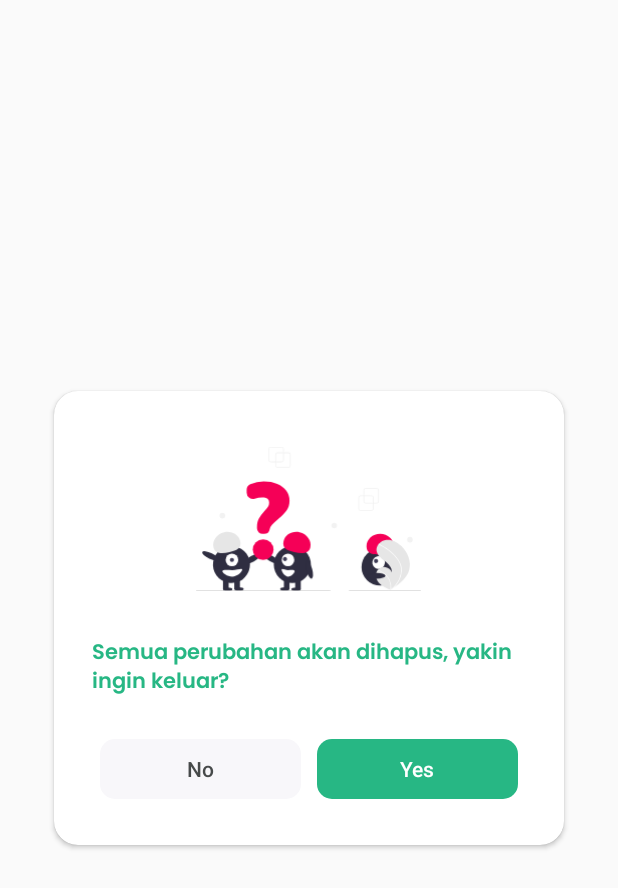
After one commit to BeningDev/Lucky-Wheel, an Android app: the layout dialog.xml on its own in the app's theme, with its tools: preview values and no code run, on a phone screen of 412 x 824 dp. The commit adds this screen. Shown: the top 888 px of the screen. Run offline under Robolectric (Android 15) with nearby library versions, the phone set to English and light mode, and no system bars.

Commit message:
add google ads | admob

```diff
--- a/app/build.gradle
+++ b/app/build.gradle
@@ -11,7 +11,7 @@ android {
         applicationId "com.bening.luckywheel"
         minSdk 21
         targetSdk 31
-        versionCode 1
+        versionCode 2
         versionName "1.1"
 
         testInstrumentationRunner "androidx.test.runner.AndroidJUnitRunner"
@@ -49,4 +49,7 @@ dependencies {
 
     implementation 'com.oratakashi:AndroidViewBinding:3.1'
     implementation 'com.github.mmoamenn:LuckyWheel_Android:0.3.0'
+
+    // admob dependencies
+    implementation 'com.google.android.gms:play-services-ads:20.4.0'
 }
--- a/app/src/main/java/com/bening/luckywheel/ui/main/EditWheel.kt
+++ b/app/src/main/java/com/bening/luckywheel/ui/main/EditWheel.kt
@@ -1,8 +1,14 @@
 package com.bening.luckywheel.ui.main
 
+import android.app.Dialog
+import android.graphics.Color
+import android.graphics.drawable.ColorDrawable
 import androidx.appcompat.app.AppCompatActivity
 import android.os.Bundle
 import android.util.Log
+import android.view.Window
+import android.widget.Button
+import android.widget.EditText
 import androidx.recyclerview.widget.LinearLayoutManager
 import com.bening.luckywheel.R
 import com.bening.luckywheel.data.*
@@ -80,4 +86,23 @@ class EditWheel : AppCompatActivity() {
             }
         }
     }
+
+    private fun showDialog() {
+        val dialog = Dialog(this)
+        dialog.requestWindowFeature(Window.FEATURE_NO_TITLE)
+        dialog.setCancelable(false)
+        dialog.setContentView(R.layout.dialog)
+        dialog.window!!.setBackgroundDrawable(ColorDrawable(Color.TRANSPARENT))
+
+        val btnYes = dialog.findViewById<Button>(R.id.btnYes)
+        val btnNo = dialog.findViewById<Button>(R.id.btnNo)
+
+        btnNo.onClick {
+            dialog.dismiss()
+        }
+
+        btnYes.onClick {
+            finish()
+        }
+    }
 }
--- a/app/src/main/java/com/bening/luckywheel/ui/main/SpinWheel.kt
+++ b/app/src/main/java/com/bening/luckywheel/ui/main/SpinWheel.kt
@@ -1,21 +1,21 @@
 package com.bening.luckywheel.ui.main
 
 import android.graphics.BitmapFactory
-import android.graphics.Color
 import androidx.appcompat.app.AppCompatActivity
 import android.os.Bundle
 import androidx.core.content.ContextCompat
-import androidx.core.content.res.ResourcesCompat
 import com.bening.luckywheel.R
 import com.bening.luckywheel.data.DataWheel
 import com.bening.luckywheel.data.DatabaseHelper
 import com.bening.luckywheel.databinding.ActivitySpinWheelBinding
 import com.bluehomestudio.luckywheel.WheelItem
+import com.google.android.gms.ads.AdRequest
+import com.google.android.gms.ads.AdSize
 import com.oratakashi.viewbinding.core.binding.activity.viewBinding
 import com.oratakashi.viewbinding.core.binding.intent.intent
 import com.oratakashi.viewbinding.core.tools.onClick
 import com.oratakashi.viewbinding.core.tools.toast
-import kotlin.random.Random
+import com.google.android.gms.ads.MobileAds
 
 class SpinWheel : AppCompatActivity() {
 
@@ -29,7 +29,12 @@ class SpinWheel : AppCompatActivity() {
         super.onCreate(savedInstanceState)
         setContentView(R.layout.activity_spin_wheel)
 
+        MobileAds.initialize(this) {}
+
         with(binding) {
+
+            val adRequest = AdRequest.Builder().build()
+            adView.loadAd(adRequest)
             tvTitle.text = dataWheel.nama
 
             val Items = dbHelper.getWheelItems(dataWheel.id.toString())
--- /dev/null
+++ b/app/src/main/res/drawable-v24/round_button_cancel.xml
@@ -0,0 +1,7 @@
+<?xml version="1.0" encoding="utf-8"?>
+<shape xmlns:android="http://schemas.android.com/apk/res/android"
+    android:shape="rectangle">
+    <solid android:color="@color/light_gray" />
+    <corners android:radius="10dp" />
+
+</shape>
--- /dev/null
+++ b/app/src/main/res/drawable-v24/round_button_yes.xml
@@ -0,0 +1,7 @@
+<?xml version="1.0" encoding="utf-8"?>
+<shape xmlns:android="http://schemas.android.com/apk/res/android"
+    android:shape="rectangle">
+    <solid android:color="@color/colorPrimaryLight"/>
+    <corners android:radius="10dp"/>
+
+</shape>
--- /dev/null
+++ b/app/src/main/res/drawable/img_question.xml
@@ -0,0 +1,126 @@
+<vector xmlns:android="http://schemas.android.com/apk/res/android"
+    android:width="523dp"
+    android:height="336dp"
+    android:viewportWidth="523"
+    android:viewportHeight="336">
+  <path
+      android:pathData="M427.85,279.776m-30.453,30.453a43.067,43.067 0,1 1,60.906 -60.906a43.067,43.067 0,1 1,-60.906 60.906"
+      android:fillColor="#2f2e41"/>
+  <path
+      android:pathData="M424.429,269.366m-14.371,3.181a14.719,14.719 122.519,1 1,28.743 -6.362a14.719,14.719 122.519,1 1,-28.743 6.362"
+      android:fillColor="#fff"/>
+  <path
+      android:pathData="M418.466,265.565m-4.79,1.06a4.906,4.906 122.519,1 1,9.581 -2.121a4.906,4.906 122.519,1 1,-9.581 2.121"
+      android:fillColor="#3f3d56"/>
+  <path
+      android:pathData="M426.148,250.66c-17.613,-0.033 -29.978,-3.179 -29.948,-19.136s14.332,-28.867 31.945,-28.834 31.868,12.995 31.838,28.952C459.954,247.599 443.762,250.692 426.148,250.66Z"
+      android:fillColor="#f50057"/>
+  <path
+      android:pathData="M495.352,286.974c-5.052,17.526 -19.804,29.795 -35.191,40.217q-3.223,2.183 -6.448,4.266c-0.015,0.006 -0.03,0.02 -0.044,0.026 -0.103,0.066 -0.207,0.133 -0.303,0.2 -0.444,0.286 -0.888,0.572 -1.328,0.855l0.242,0.109s0.237,0.126 -0.022,0.02c-0.077,-0.032 -0.158,-0.061 -0.235,-0.094 -8.939,-3.605 -18.037,-7.476 -24.888,-14.23 -7.107,-7.014 -11.26,-18.014 -7.411,-27.228a17.592,17.592 0,0 1,1.905 -3.419c0.312,-0.447 0.648,-0.874 0.998,-1.294a18.856,18.856 0,0 1,32.386 5.73c1.13,-10.526 -7.549,-19.343 -15.901,-25.848 -8.356,-6.502 -17.851,-13.583 -19.467,-24.051 -0.902,-5.824 1.123,-11.468 4.812,-15.999 0.114,-0.138 0.228,-0.275 0.346,-0.409a27.518,27.518 0,0 1,17.687 -9.489c12.813,-1.332 25.259,5.451 34.568,14.359C492.038,245.031 501.095,267.047 495.352,286.974Z"
+      android:fillColor="#e6e6e6"/>
+  <path
+      android:pathData="M471.267,264.05a46.78,46.78 0,0 1,5.604 12.361,40.62 40.62,0 0,1 1.404,11.997 52.044,52.044 0,0 1,-6.816 23.685A74.902,74.902 0,0 1,460.16 327.192q-3.223,2.183 -6.448,4.266c-0.015,0.006 -0.03,0.02 -0.044,0.026 -0.103,0.066 -0.207,0.133 -0.303,0.2 -0.444,0.286 -0.888,0.572 -1.328,0.855 0,0 0.479,0.235 0.219,0.129 -0.077,-0.032 -0.158,-0.061 -0.235,-0.094a41.405,41.405 0,0 0,-13.249 -35.651,41.76 41.76,0 0,0 -17.146,-9.226c0.312,-0.447 0.648,-0.874 0.998,-1.294a43.296,43.296 0,0 1,7.147 2.704,42.424 42.424,0 0,1 19.182,18.493 43.374,43.374 0,0 1,4.723 23.801c0.367,-0.333 0.735,-0.673 1.092,-1.01 6.793,-6.333 12.826,-13.602 16.91,-21.992A48.416,48.416 0,0 0,476.747 285.493c-0.333,-8.653 -3.781,-16.668 -8.773,-23.646a101.346,101.346 0,0 0,-19.211 -19.798,115.158 115.158,0 0,0 -23.892,-14.751 0.828,0.828 0,0 1,-0.417 -1.063,0.704 0.704,0 0,1 0.346,-0.409 0.613,0.613 0,0 1,0.532 0.023c1.054,0.485 2.1,0.977 3.139,1.49a116.465,116.465 0,0 1,24.062 15.873C459.617,249.25 466.285,256.149 471.267,264.05Z"
+      android:fillColor="#fff"/>
+  <path
+      android:pathData="M62.811,331.46a10.903,4.089 0,1 0,21.806 0a10.903,4.089 0,1 0,-21.806 0z"
+      android:fillColor="#2f2e41"/>
+  <path
+      android:pathData="M88.978,330.915a10.903,4.089 0,1 0,21.806 0a10.903,4.089 0,1 0,-21.806 0z"
+      android:fillColor="#2f2e41"/>
+  <path
+      android:pathData="M112.588,271.179a6.76,21.534 60.037,1 0,37.312 -21.509a6.76,21.534 60.037,1 0,-37.312 21.509z"
+      android:fillColor="#2f2e41"/>
+  <path
+      android:pathData="M82.437,273.946m-6.899,42.511a43.067,43.067 54.217,1 1,13.797 -85.022a43.067,43.067 54.217,1 1,-13.797 85.022"
+      android:fillColor="#2f2e41"/>
+  <path
+      android:pathData="M62.811,307.746h13.084v23.442h-13.084z"
+      android:fillColor="#2f2e41"/>
+  <path
+      android:pathData="M88.978,307.746h13.084v23.442h-13.084z"
+      android:fillColor="#2f2e41"/>
+  <path
+      android:pathData="M83.527,263.043m-14.719,0a14.719,14.719 0,1 1,29.438 0a14.719,14.719 0,1 1,-29.438 0"
+      android:fillColor="#fff"/>
+  <path
+      android:pathData="M83.527,263.043m-4.906,0a4.906,4.906 0,1 1,9.813 0a4.906,4.906 0,1 1,-9.813 0"
+      android:fillColor="#3f3d56"/>
+  <path
+      android:pathData="M40.66,233.895c-3.477,-15.574 7.639,-31.31 24.829,-35.149s33.944,5.675 37.422,21.249 -7.915,21.318 -25.105,25.156S44.137,249.469 40.66,233.895Z"
+      android:fillColor="#e6e6e6"/>
+  <path
+      android:pathData="M31.031,260.071a6.76,21.534 115.374,1 0,5.794 -12.216a6.76,21.534 115.374,1 0,-5.794 12.216z"
+      android:fillColor="#2f2e41"/>
+  <path
+      android:pathData="M61.282,289.483c0,4.215 10.853,12.539 22.897,12.539s23.335,-11.867 23.335,-16.082 -11.292,0.818 -23.335,0.818S61.282,285.268 61.282,289.483Z"
+      android:fillColor="#fff"/>
+  <path
+      android:pathData="M221.706,331.46a10.903,4.089 0,1 0,21.806 0a10.903,4.089 0,1 0,-21.806 0z"
+      android:fillColor="#2f2e41"/>
+  <path
+      android:pathData="M195.538,330.915a10.903,4.089 0,1 0,21.806 0a10.903,4.089 0,1 0,-21.806 0z"
+      android:fillColor="#2f2e41"/>
+  <path
+      android:pathData="M171.703,266.281a6.76,21.534 119.963,1 0,6.752 -11.713a6.76,21.534 119.963,1 0,-6.752 11.713z"
+      android:fillColor="#2f2e41"/>
+  <path
+      android:pathData="M223.886,273.946m-43.067,0a43.067,43.067 0,1 1,86.135 0a43.067,43.067 0,1 1,-86.135 0"
+      android:fillColor="#2f2e41"/>
+  <path
+      android:pathData="M230.428,307.746h13.084v23.442h-13.084z"
+      android:fillColor="#2f2e41"/>
+  <path
+      android:pathData="M204.261,307.746h13.084v23.442h-13.084z"
+      android:fillColor="#2f2e41"/>
+  <path
+      android:pathData="M213.796,263.043m-14.719,0a14.719,14.719 0,1 1,29.438 0a14.719,14.719 0,1 1,-29.438 0"
+      android:fillColor="#fff"/>
+  <path
+      android:pathData="M203.315,264.521a4.886,4.921 45.026,1 0,6.962 -6.956a4.886,4.921 45.026,1 0,-6.962 6.956z"
+      android:fillColor="#3f3d56"/>
+  <path
+      android:pathData="M228.518,245.151c-17.19,-3.838 -28.582,-9.582 -25.105,-25.156s20.232,-25.087 37.422,-21.249 28.306,19.575 24.829,35.149S245.708,248.989 228.518,245.151Z"
+      android:fillColor="#f50057"/>
+  <path
+      android:pathData="M256.861,287.698a21.534,6.76 75.125,1 0,13.067 -3.471a21.534,6.76 75.125,1 0,-13.067 3.471z"
+      android:fillColor="#2f2e41"/>
+  <path
+      android:pathData="M214.129,286.758c-7.907,0 -15.32,-5.033 -15.32,-0.818s7.413,16.082 15.32,16.082 15.032,-8.323 15.032,-12.539S222.036,286.758 214.129,286.758Z"
+      android:fillColor="#fff"/>
+  <path
+      android:pathData="M158.472,202.539L154.647,202.539a12.937,12.937 0,0 1,-12.923 -12.923v-3.211c0,-7.953 1.507,-14.612 4.479,-19.792a104.114,104.114 0,0 1,12.542 -16.852,74.269 74.269,0 0,0 8.528,-10.279 17.29,17.29 0,0 0,2.693 -9.563c0,-7.978 -5.198,-11.856 -15.891,-11.856a64.526,64.526 0,0 0,-17.515 2.629,14.745 14.745,0 0,1 -18.792,-14.178v-6.5a14.463,14.463 0,0 1,8.532 -13.256A78.083,78.083 0,0 1,158.11 80.5c11.444,0 21.775,1.922 30.707,5.713 8.948,3.799 16.017,9.157 21.011,15.924a38.352,38.352 0,0 1,7.536 23.244c0,8.98 -2.452,16.801 -7.287,23.247 -4.782,6.38 -11.638,13.364 -20.376,20.76a145.204,145.204 0,0 0,-13.063 12.307,22.718 22.718,0 0,0 -5.431,10.111A12.888,12.888 0,0 1,158.472 202.539Z"
+      android:fillColor="#f50057"/>
+  <path
+      android:pathData="M156.345,263.311h-0.504a23.951,23.951 0,0 1,0 -47.902h0.504a23.951,23.951 0,1 1,0 47.902Z"
+      android:fillColor="#f50057"/>
+  <path
+      android:pathData="M312,336h-311a1,1 0,0 1,0 -2h311a1,1 0,0 1,0 2Z"
+      android:fillColor="#ccc"/>
+  <path
+      android:pathData="M522,336h-166a1,1 0,0 1,0 -2h166a1,1 0,0 1,0 2Z"
+      android:fillColor="#ccc"/>
+  <path
+      android:pathData="M397.309,300.453a6.76,21.534 88.88,1 0,43.059 -0.842a6.76,21.534 88.88,1 0,-43.059 0.842z"
+      android:fillColor="#2f2e41"/>
+  <path
+      android:pathData="M408.161,149h-26a5.006,5.006 0,0 1,-5 -5L377.161,118a5.006,5.006 0,0 1,5 -5h26a5.006,5.006 0,0 1,5 5v26A5.006,5.006 0,0 1,408.161 149ZM382.161,115a3.003,3.003 0,0 0,-3 3v26a3.003,3.003 0,0 0,3 3h26a3.003,3.003 0,0 0,3 -3L411.161,118a3.003,3.003 0,0 0,-3 -3Z"
+      android:fillColor="#f2f2f2"/>
+  <path
+      android:pathData="M420.161,132h-26a5.006,5.006 0,0 1,-5 -5L389.161,101a5.006,5.006 0,0 1,5 -5h26a5.006,5.006 0,0 1,5 5v26A5.006,5.006 0,0 1,420.161 132ZM394.161,98a3.003,3.003 0,0 0,-3 3v26a3.003,3.003 0,0 0,3 3h26a3.003,3.003 0,0 0,3 -3L423.161,101a3.003,3.003 0,0 0,-3 -3Z"
+      android:fillColor="#f2f2f2"/>
+  <path
+      android:pathData="M215.161,49h-26a5.006,5.006 0,0 1,-5 -5L184.161,18a5.006,5.006 0,0 1,5 -5h26a5.006,5.006 0,0 1,5 5v26A5.006,5.006 0,0 1,215.161 49ZM189.161,15a3.003,3.003 0,0 0,-3 3v26a3.003,3.003 0,0 0,3 3h26a3.003,3.003 0,0 0,3 -3L218.161,18a3.003,3.003 0,0 0,-3 -3Z"
+      android:fillColor="#f2f2f2"/>
+  <path
+      android:pathData="M199.161,36h-26a5.006,5.006 0,0 1,-5 -5L168.161,5a5.006,5.006 0,0 1,5 -5h26a5.006,5.006 0,0 1,5 5v26A5.006,5.006 0,0 1,199.161 36ZM173.161,2a3.003,3.003 0,0 0,-3 3v26a3.003,3.003 0,0 0,3 3h26a3.003,3.003 0,0 0,3 -3L202.161,5a3.003,3.003 0,0 0,-3 -3Z"
+      android:fillColor="#f2f2f2"/>
+  <path
+      android:pathData="M321.22,183.17m-6.467,0a6.467,6.467 0,1 1,12.934 0a6.467,6.467 0,1 1,-12.934 0"
+      android:fillColor="#f2f2f2"/>
+  <path
+      android:pathData="M61.22,160.17m-6.467,0a6.467,6.467 0,1 1,12.934 0a6.467,6.467 0,1 1,-12.934 0"
+      android:fillColor="#f2f2f2"/>
+  <path
+      android:pathData="M497.22,216.17m-6.467,0a6.467,6.467 0,1 1,12.934 0a6.467,6.467 0,1 1,-12.934 0"
+      android:fillColor="#f2f2f2"/>
+</vector>
--- a/app/src/main/res/layout/activity_spin_wheel.xml
+++ b/app/src/main/res/layout/activity_spin_wheel.xml
@@ -67,6 +67,21 @@
             android:textAlignment="center"
             app:layout_constraintTop_toBottomOf="@+id/lwv" />
 
+        <com.google.android.gms.ads.AdView
+            xmlns:ads="http://schemas.android.com/apk/res-auto"
+            android:id="@+id/adView"
+            android:layout_width="wrap_content"
+            android:layout_height="wrap_content"
+            android:layout_centerHorizontal="true"
+            android:layout_alignParentBottom="true"
+            ads:adSize="BANNER"
+            ads:adUnitId="ca-app-pub-8015073026038817/7351982697"
+            ads:layout_constraintTop_toBottomOf="@id/tvResult"
+            ads:layout_constraintStart_toStartOf="parent"
+            ads:layout_constraintEnd_toEndOf="parent"
+            ads:layout_constraintBottom_toTopOf="@id/btnSpin">
+        </com.google.android.gms.ads.AdView>
+
         <Button
             android:id="@+id/btnSpin"
             android:layout_width="0dp"
--- /dev/null
+++ b/app/src/main/res/layout/dialog.xml
@@ -0,0 +1,79 @@
+<?xml version="1.0" encoding="utf-8"?>
+<androidx.constraintlayout.widget.ConstraintLayout xmlns:android="http://schemas.android.com/apk/res/android"
+    xmlns:app="http://schemas.android.com/apk/res-auto"
+    xmlns:tools="http://schemas.android.com/tools"
+    android:layout_width="match_parent"
+    android:layout_height="match_parent"
+    tools:ignore="MissingDefaultResource">
+
+    <androidx.cardview.widget.CardView
+        android:layout_width="340dp"
+        android:layout_height="wrap_content"
+        android:layout_marginLeft="12dp"
+        android:layout_marginRight="12dp"
+        app:cardCornerRadius="16dp"
+        app:layout_constraintBottom_toBottomOf="parent"
+        app:layout_constraintLeft_toLeftOf="parent"
+        app:layout_constraintRight_toRightOf="parent"
+        app:layout_constraintTop_toTopOf="parent">
+
+        <LinearLayout
+            android:layout_width="match_parent"
+            android:layout_height="match_parent"
+            android:orientation="vertical"
+            android:padding="25dp">
+
+            <ImageView
+                android:layout_width="150dp"
+                android:layout_height="120dp"
+                android:layout_gravity="center"
+                android:src="@drawable/img_question"
+                tools:ignore="ContentDescription" />
+
+            <TextView
+                android:id="@+id/tvTitle"
+                android:layout_width="wrap_content"
+                android:layout_height="wrap_content"
+                android:layout_marginTop="18dp"
+                android:fontFamily="@font/semibold"
+                android:text="Semua perubahan akan dihapus, yakin ingin keluar?"
+                android:textColor="@color/colorPrimaryLight"
+                android:textSize="14sp"
+                android:textStyle="bold"
+                tools:ignore="HardcodedText,RtlHardcoded,SpUsage" />
+
+            <LinearLayout
+                android:layout_width="match_parent"
+                android:layout_height="wrap_content"
+                android:layout_marginTop="20dp"
+                android:gravity="center"
+                android:weightSum="2">
+
+                <Button
+                    android:id="@+id/btnNo"
+                    android:layout_width="match_parent"
+                    android:layout_height="40dp"
+                    android:layout_margin="5dp"
+                    android:layout_weight="1"
+                    android:background="@drawable/round_button_cancel"
+                    android:hint="No"
+                    android:textColorHint="@color/black_300"
+                    style="?android:attr/buttonBarButtonStyle" />
+
+                <Button
+                    android:id="@+id/btnYes"
+                    android:layout_width="match_parent"
+                    android:layout_height="40dp"
+                    android:layout_margin="5dp"
+                    android:layout_weight="1"
+                    android:background="@drawable/round_button_yes"
+                    android:hint="Yes"
+                    android:textColorHint="@color/white"
+                    style="?android:attr/buttonBarButtonStyle" />
+
+            </LinearLayout>
+
+        </LinearLayout>
+
+    </androidx.cardview.widget.CardView>
+</androidx.constraintlayout.widget.ConstraintLayout>
--- a/app/src/main/res/values-night/themes.xml
+++ /dev/null
@@ -1,16 +0,0 @@
-<resources xmlns:tools="http://schemas.android.com/tools">
-    <!-- Base application theme. -->
-    <style name="Theme.LuckyWheel" parent="Theme.MaterialComponents.DayNight.DarkActionBar">
-        <!-- Primary brand color. -->
-        <item name="colorPrimary">@color/purple_200</item>
-        <item name="colorPrimaryVariant">@color/purple_700</item>
-        <item name="colorOnPrimary">@color/black</item>
-        <!-- Secondary brand color. -->
-        <item name="colorSecondary">@color/teal_200</item>
-        <item name="colorSecondaryVariant">@color/teal_200</item>
-        <item name="colorOnSecondary">@color/black</item>
-        <!-- Status bar color. -->
-        <item name="android:statusBarColor" tools:targetApi="l">?attr/colorPrimaryVariant</item>
-        <!-- Customize your theme here. -->
-    </style>
-</resources>
--- a/app/src/main/res/values/colors.xml
+++ b/app/src/main/res/values/colors.xml
@@ -14,4 +14,6 @@
     <color name="black_200">#2C3030</color>
     <color name="black_300">#474A4A</color>
     <color name="black_100">#000000</color>
+    <color name="light_gray">#F8F7FA</color>
+    <color name="colorPrimaryLight">#27B784</color>
 </resources>
--- a/app/src/main/res/values/strings.xml
+++ b/app/src/main/res/values/strings.xml
@@ -1,3 +1,4 @@
 <resources>
     <string name="app_name">Lucky Wheel</string>
+    <string name="spinBannerads">ca-app-pub-3940256099942544/6300978111</string>
 </resources>
```
Also changed, not shown: app/src/main/AndroidManifest.xml (+7 -0 lines).
